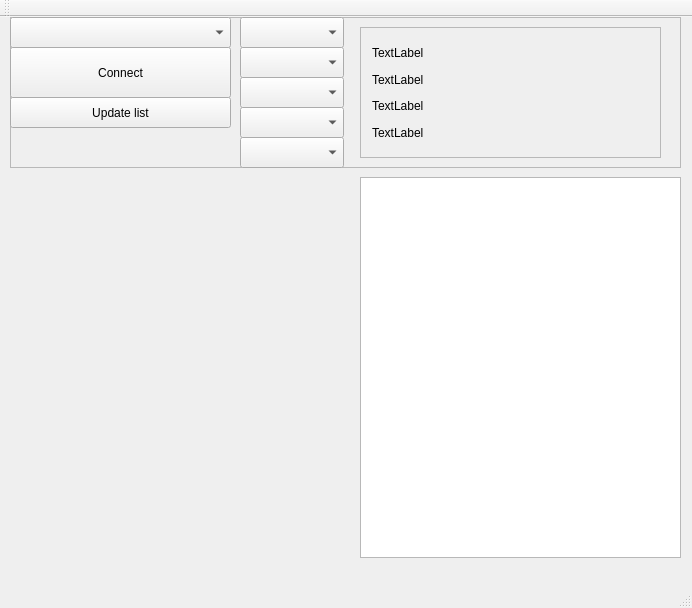
Old version of the form mainwindow.ui in the repository tipih/Drone_updater.
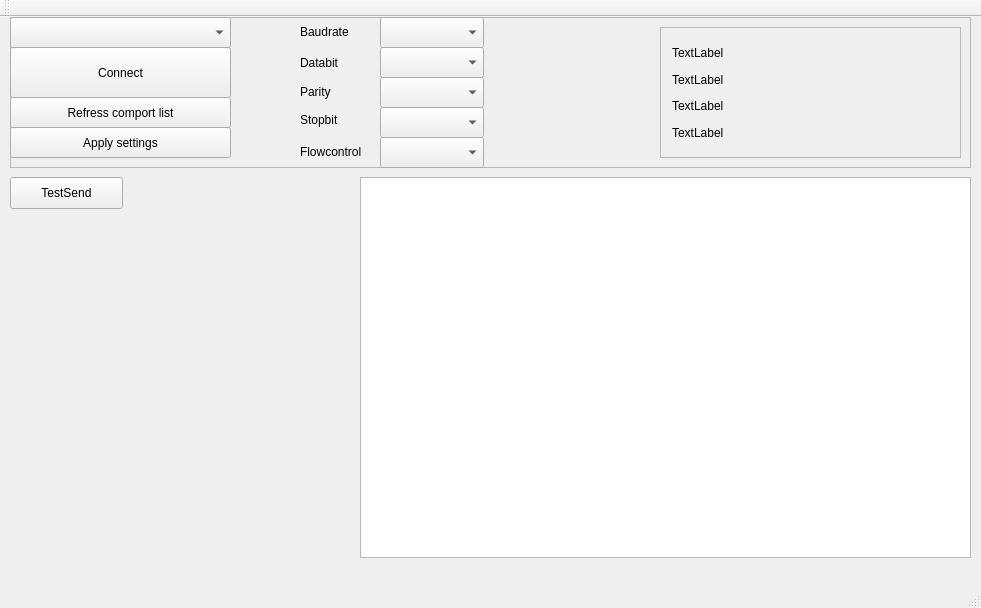
New version of the form. Custom widgets are drawn as their Qt base class.

Commit message: Fixed the setting, can now connect, send and receive data, still need some finetuning

Diff of the .ui file:
```diff
--- a/mainwindow.ui
+++ b/mainwindow.ui
@@ -6,7 +6,7 @@
    <rect>
     <x>0</x>
     <y>0</y>
-    <width>692</width>
+    <width>981</width>
     <height>608</height>
    </rect>
   </property>
@@ -19,7 +19,7 @@
      <rect>
       <x>10</x>
       <y>0</y>
-      <width>671</width>
+      <width>961</width>
       <height>151</height>
      </rect>
     </property>
@@ -55,7 +55,7 @@
     <widget class="QComboBox" name="baudRateBox">
      <property name="geometry">
       <rect>
-       <x>230</x>
+       <x>370</x>
        <y>0</y>
        <width>104</width>
        <height>31</height>
@@ -65,7 +65,7 @@
     <widget class="QComboBox" name="dataBitsBox">
      <property name="geometry">
       <rect>
-       <x>230</x>
+       <x>370</x>
        <y>30</y>
        <width>104</width>
        <height>31</height>
@@ -75,7 +75,7 @@
     <widget class="QComboBox" name="parityBox">
      <property name="geometry">
       <rect>
-       <x>230</x>
+       <x>370</x>
        <y>60</y>
        <width>104</width>
        <height>31</height>
@@ -85,7 +85,7 @@
     <widget class="QComboBox" name="stopBitsBox">
      <property name="geometry">
       <rect>
-       <x>230</x>
+       <x>370</x>
        <y>90</y>
        <width>104</width>
        <height>31</height>
@@ -95,7 +95,7 @@
     <widget class="QFrame" name="frame_2">
      <property name="geometry">
       <rect>
-       <x>350</x>
+       <x>650</x>
        <y>10</y>
        <width>301</width>
        <height>131</height>
@@ -161,30 +161,121 @@
       </rect>
      </property>
      <property name="text">
-      <string>Update list</string>
+      <string>Refress comport list</string>
      </property>
     </widget>
     <widget class="QComboBox" name="flowControlBox">
      <property name="geometry">
       <rect>
-       <x>230</x>
+       <x>370</x>
        <y>120</y>
        <width>104</width>
        <height>31</height>
       </rect>
      </property>
     </widget>
+    <widget class="QPushButton" name="apply_settings">
+     <property name="geometry">
+      <rect>
+       <x>0</x>
+       <y>110</y>
+       <width>221</width>
+       <height>31</height>
+      </rect>
+     </property>
+     <property name="text">
+      <string>Apply settings</string>
+     </property>
+    </widget>
+    <widget class="QLabel" name="label">
+     <property name="geometry">
+      <rect>
+       <x>290</x>
+       <y>5</y>
+       <width>81</width>
+       <height>20</height>
+      </rect>
+     </property>
+     <property name="text">
+      <string>Baudrate</string>
+     </property>
+    </widget>
+    <widget class="QLabel" name="label_2">
+     <property name="geometry">
+      <rect>
+       <x>290</x>
+       <y>36</y>
+       <width>81</width>
+       <height>20</height>
+      </rect>
+     </property>
+     <property name="text">
+      <string>Databit</string>
+     </property>
+    </widget>
+    <widget class="QLabel" name="label_3">
+     <property name="geometry">
+      <rect>
+       <x>290</x>
+       <y>65</y>
+       <width>81</width>
+       <height>20</height>
+      </rect>
+     </property>
+     <property name="text">
+      <string>Parity</string>
+     </property>
+    </widget>
+    <widget class="QLabel" name="label_4">
+     <property name="geometry">
+      <rect>
+       <x>290</x>
+       <y>93</y>
+       <width>81</width>
+       <height>20</height>
+      </rect>
+     </property>
+     <property name="text">
+      <string>Stopbit</string>
+     </property>
+    </widget>
+    <widget class="QLabel" name="label_5">
+     <property name="geometry">
+      <rect>
+       <x>290</x>
+       <y>125</y>
+       <width>81</width>
+       <height>20</height>
+      </rect>
+     </property>
+     <property name="text">
+      <string>Flowcontrol</string>
+     </property>
+    </widget>
    </widget>
    <widget class="Console" name="uiConsole">
     <property name="geometry">
      <rect>
       <x>360</x>
       <y>160</y>
-      <width>321</width>
+      <width>611</width>
       <height>381</height>
      </rect>
     </property>
    </widget>
+   <widget class="QPushButton" name="pushButton">
+    <property name="geometry">
+     <rect>
+      <x>10</x>
+      <y>160</y>
+      <width>113</width>
+      <height>32</height>
+     </rect>
+    </property>
+    <property name="text">
+     <string>TestSend</string>
+    </property>
+   </widget>
   </widget>
   <widget class="QMenuBar" name="menuBar">
    <property name="geometry">
```
Left out of the diff: 2 changed lines with no effect on the pictures. The commit also changes 3 other files.
